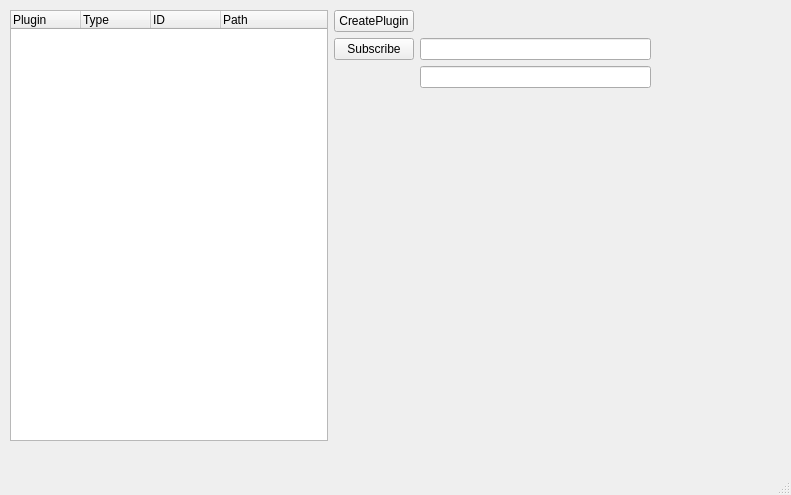
The window that ui/gui/manager.ui (TUB-Control/PaPI) describes before a commit, drawn with Qt 5.
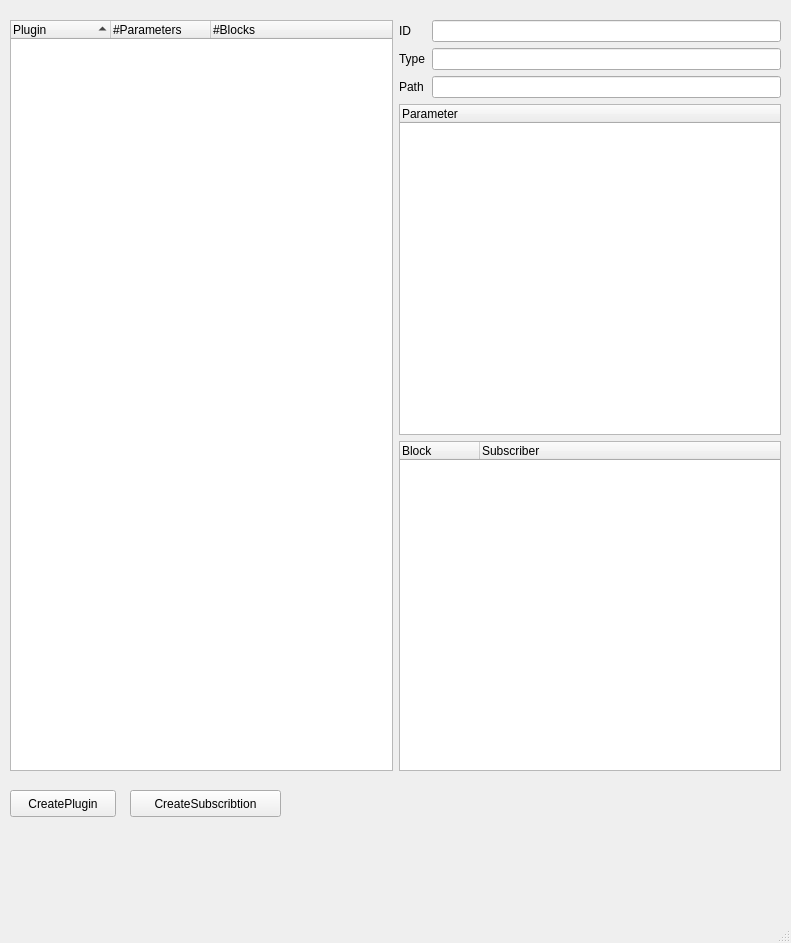
The same window after the commit.

```diff
--- a/ui/gui/manager.ui
+++ b/ui/gui/manager.ui
@@ -7,7 +7,7 @@
     <x>0</x>
     <y>0</y>
     <width>791</width>
-    <height>495</height>
+    <height>943</height>
    </rect>
   </property>
   <property name="windowTitle">
@@ -18,14 +18,23 @@
     <property name="geometry">
      <rect>
       <x>10</x>
-      <y>10</y>
-      <width>641</width>
-      <height>431</height>
+      <y>20</y>
+      <width>771</width>
+      <height>751</height>
      </rect>
     </property>
     <layout class="QHBoxLayout" name="horizontalLayout">
      <item>
       <widget class="QTreeWidget" name="treePlugin">
+       <property name="sortingEnabled">
+        <bool>true</bool>
+       </property>
+       <property name="animated">
+        <bool>true</bool>
+       </property>
+       <property name="allColumnsShowFocus">
+        <bool>true</bool>
+       </property>
        <attribute name="headerVisible">
         <bool>true</bool>
        </attribute>
@@ -33,7 +42,7 @@
         <bool>false</bool>
        </attribute>
        <attribute name="headerDefaultSectionSize">
-        <number>70</number>
+        <number>100</number>
        </attribute>
        <attribute name="headerHighlightSections">
         <bool>true</bool>
@@ -42,7 +51,7 @@
         <number>30</number>
        </attribute>
        <attribute name="headerShowSortIndicator" stdset="0">
-        <bool>false</bool>
+        <bool>true</bool>
        </attribute>
        <attribute name="headerStretchLastSection">
         <bool>true</bool>
@@ -54,47 +63,129 @@
        </column>
        <column>
         <property name="text">
-         <string>Type</string>
+         <string>#Parameters</string>
         </property>
        </column>
        <column>
         <property name="text">
-         <string>ID</string>
-        </property>
-       </column>
-       <column>
-        <property name="text">
-         <string>Path</string>
+         <string>#Blocks</string>
         </property>
        </column>
       </widget>
      </item>
      <item>
-      <layout class="QFormLayout" name="formLayout">
-       <item row="0" column="0">
-        <widget class="QPushButton" name="createButton">
-         <property name="text">
-          <string>CreatePlugin</string>
+      <layout class="QVBoxLayout" name="verticalLayout">
+       <item>
+        <layout class="QFormLayout" name="formLayout">
+         <property name="fieldGrowthPolicy">
+          <enum>QFormLayout::AllNonFixedFieldsGrow</enum>
          </property>
-        </widget>
-       </item>
-       <item row="1" column="0">
-        <widget class="QPushButton" name="subscribeButton">
-         <property name="text">
-          <string>Subscribe</string>
+         <property name="horizontalSpacing">
+          <number>6</number>
          </property>
+         <item row="0" column="0">
+          <widget class="QLabel" name="label">
+           <property name="text">
+            <string>ID</string>
+           </property>
+          </widget>
+         </item>
+         <item row="0" column="1">
+          <widget class="QLineEdit" name="le_ID">
+           <property name="readOnly">
+            <bool>true</bool>
+           </property>
+          </widget>
+         </item>
+         <item row="1" column="0">
+          <widget class="QLabel" name="label_2">
+           <property name="text">
+            <string>Type</string>
+           </property>
+          </widget>
+         </item>
+         <item row="2" column="0">
+          <widget class="QLabel" name="label_3">
+           <property name="text">
+            <string>Path</string>
+           </property>
+          </widget>
+         </item>
+         <item row="1" column="1">
+          <widget class="QLineEdit" name="le_Type">
+           <property name="readOnly">
+            <bool>true</bool>
+           </property>
+          </widget>
+         </item>
+         <item row="2" column="1">
+          <widget class="QLineEdit" name="le_Path">
+           <property name="enabled">
+            <bool>true</bool>
+           </property>
+           <property name="readOnly">
+            <bool>true</bool>
+           </property>
+          </widget>
+         </item>
+        </layout>
+       </item>
+       <item>
+        <widget class="QTreeWidget" name="treeParameter">
+         <column>
+          <property name="text">
+           <string notr="true">Parameter</string>
+          </property>
+         </column>
         </widget>
        </item>
-       <item row="1" column="1">
-        <widget class="QLineEdit" name="target_id"/>
-       </item>
-       <item row="2" column="1">
-        <widget class="QLineEdit" name="block_name"/>
+       <item>
+        <widget class="QTreeWidget" name="treeBlock">
+         <attribute name="headerDefaultSectionSize">
+          <number>80</number>
+         </attribute>
+         <column>
+          <property name="text">
+           <string>Block</string>
+          </property>
+         </column>
+         <column>
+          <property name="text">
+           <string>Subscriber</string>
+          </property>
+         </column>
+        </widget>
        </item>
       </layout>
      </item>
     </layout>
    </widget>
+   <widget class="QPushButton" name="createButton">
+    <property name="geometry">
+     <rect>
+      <x>10</x>
+      <y>790</y>
+      <width>106</width>
+      <height>27</height>
+     </rect>
+    </property>
+    <property name="text">
+     <string>CreatePlugin</string>
+    </property>
+   </widget>
+   <widget class="QPushButton" name="createsubscribtion">
+    <property name="geometry">
+     <rect>
+      <x>130</x>
+      <y>790</y>
+      <width>151</width>
+      <height>27</height>
+     </rect>
+    </property>
+    <property name="text">
+     <string>CreateSubscribtion</string>
+    </property>
+   </widget>
   </widget>
   <widget class="QStatusBar" name="statusbar"/>
  </widget>
```
Left out of the diff: 2 changed lines with no effect on the pictures.
